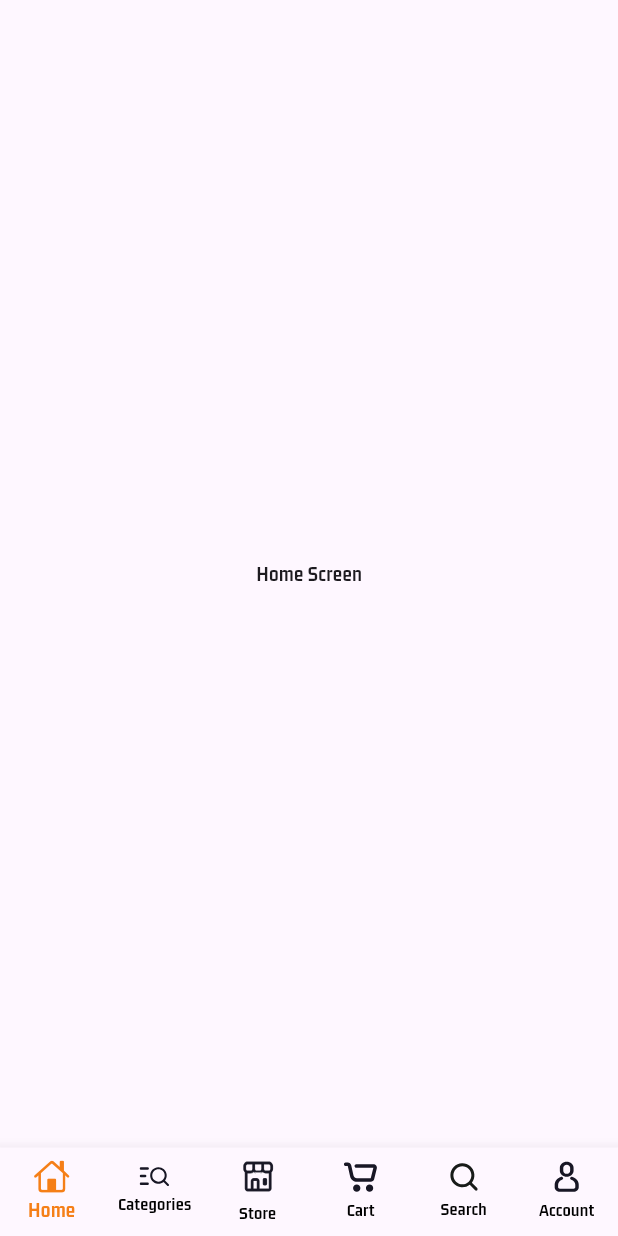
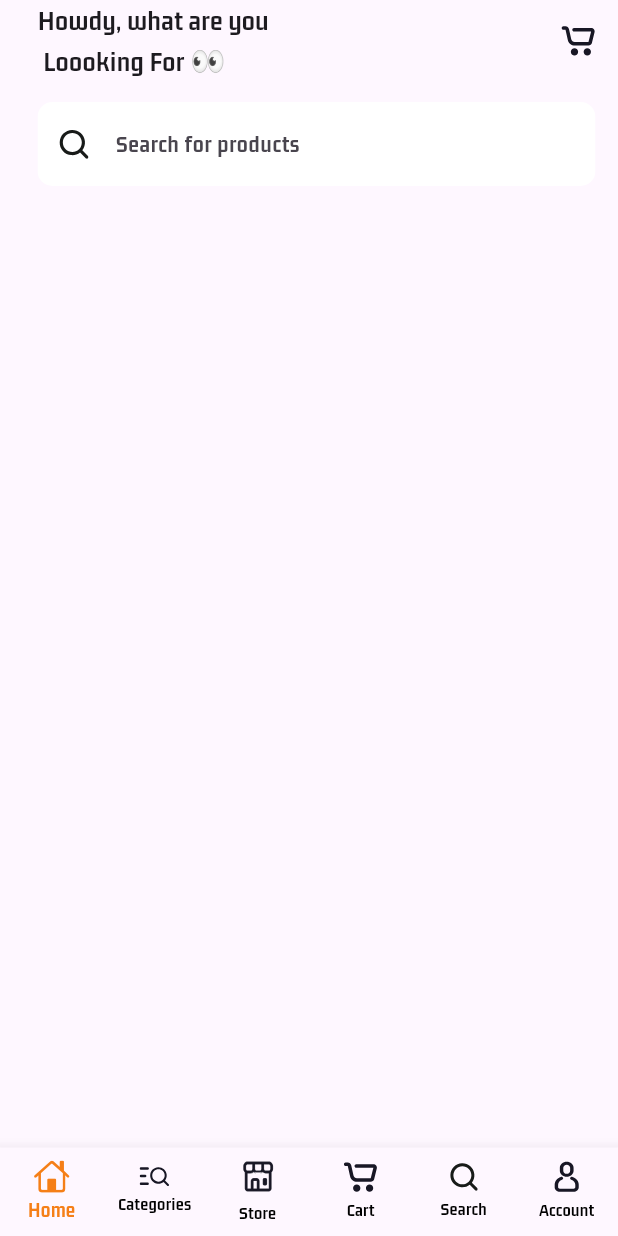
Before and after one commit to lunkuse/MultiStore, a Flutter app: the screen it shows after launch, on a phone screen of 412 x 824 dp. Run offline on Flutter 3.47's test engine with Material 2 defaults, Android fonts, the phone set to English and light mode, and no system bars; our stand-ins replace flutter_svg.

```diff
--- a/lib/views/buyers/nav_screens/home_screen.dart
+++ b/lib/views/buyers/nav_screens/home_screen.dart
@@ -1,12 +1,23 @@
 import 'package:flutter/cupertino.dart';
+import 'package:flutter/material.dart';
+import 'package:multi_vendor_app/views/buyers/nav_screens/widgets/serch_input_widget.dart';
+import 'package:multi_vendor_app/views/buyers/nav_screens/widgets/welcome_text_widget.dart';
 
 class HomeScreen extends StatelessWidget {
   const HomeScreen({super.key});
 
   @override
   Widget build(BuildContext context) {
-    return Center(
-      child: Text('Home Screen'),
+    return Padding(
+      padding: EdgeInsets.only(
+          top: MediaQuery.of(context).padding.top, left: 25, right: 15),
+      child: Column(
+        children: [
+          WelcomeText(),
+          SizedBox(height: 14),
+          SearchInputWidget(),
+        ],
+      ),
     );
   }
 }
--- /dev/null
+++ b/lib/views/buyers/nav_screens/widgets/serch_input_widget.dart
@@ -0,0 +1,29 @@
+import 'package:flutter/material.dart';
+import 'package:flutter_svg/svg.dart';
+
+class SearchInputWidget extends StatelessWidget {
+  const SearchInputWidget({
+    super.key,
+  });
+
+  @override
+  Widget build(BuildContext context) {
+    return ClipRRect(
+      borderRadius: BorderRadius.circular(10),
+      child: TextField(
+        decoration: InputDecoration(
+            fillColor: Colors.white,
+            filled: true,
+            hintText: 'Search for products',
+            border: OutlineInputBorder(borderSide: BorderSide.none),
+            prefixIcon: Padding(
+              padding: const EdgeInsets.all(14.0),
+              child: SvgPicture.asset(
+                'assets/icons/search.svg',
+                width: 10,
+              ),
+            )),
+      ),
+    );
+  }
+}
--- /dev/null
+++ b/lib/views/buyers/nav_screens/widgets/welcome_text_widget.dart
@@ -0,0 +1,27 @@
+import 'package:flutter/material.dart';
+import 'package:flutter_svg/svg.dart';
+
+class WelcomeText extends StatelessWidget {
+  const WelcomeText({
+    super.key,
+  });
+
+  @override
+  Widget build(BuildContext context) {
+    return Row(
+      mainAxisAlignment: MainAxisAlignment.spaceBetween,
+      children: [
+        Text(
+          'Howdy, what are you\n Loooking For 👀',
+          style: TextStyle(
+            fontSize: 19,
+            fontWeight: FontWeight.bold,
+          ),
+        ),
+        Container(
+          child: SvgPicture.asset('assets/icons/cart.svg'),
+        )
+      ],
+    );
+  }
+}
--- a/pubspec.yaml
+++ b/pubspec.yaml
@@ -36,6 +36,11 @@ dependencies:
   # Use with the CupertinoIcons class for iOS style icons.
   cupertino_icons: ^1.0.2
   flutter_svg: ^2.0.8
+  firebase_core: ^2.21.0
+  cloud_firestore: ^4.12.2
+  firebase_auth: ^4.12.1
+  firebase_storage: ^11.4.1
+  image_picker: ^1.0.4
 
 dev_dependencies:
   flutter_test:
```
Also changed, not shown: pubspec.lock, 11 other files.
